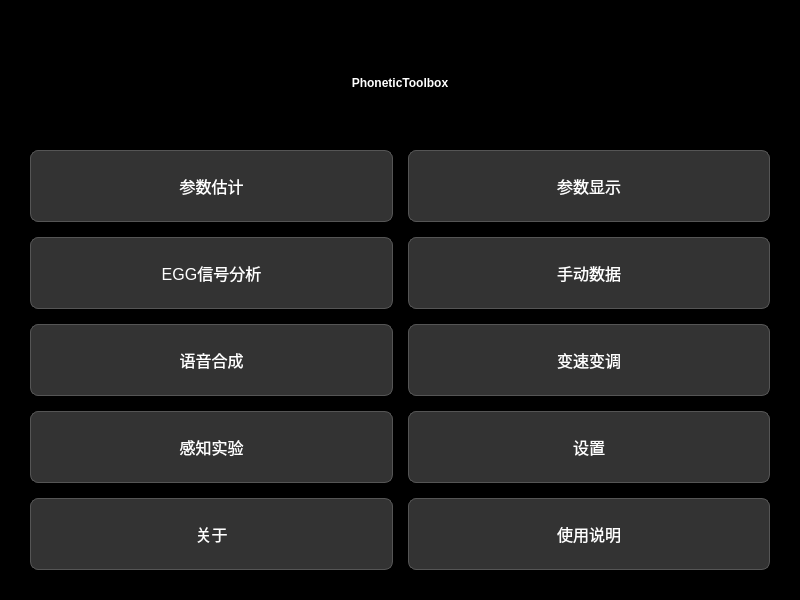
Before: the Qt Designer form views/ui_mainwindow.ui in Nephelium/PhoneticToolbox, drawn with Qt 5.
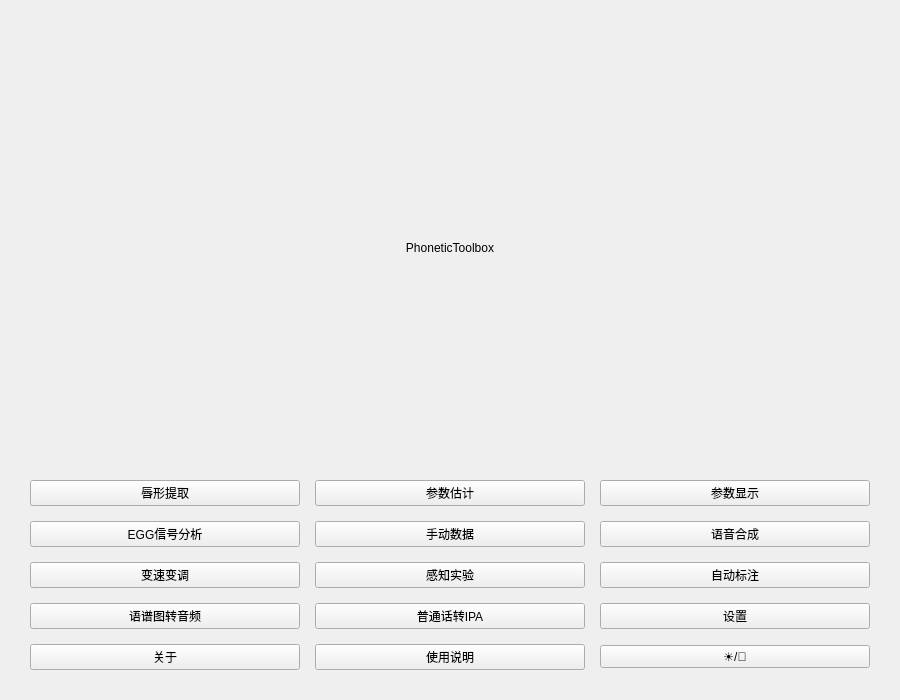
After: the same form once the commit is applied.

```diff
--- a/views/ui_mainwindow.ui
+++ b/views/ui_mainwindow.ui
@@ -6,47 +6,13 @@
    <rect>
     <x>0</x>
     <y>0</y>
-    <width>800</width>
-    <height>600</height>
+    <width>900</width>
+    <height>700</height>
    </rect>
   </property>
   <property name="windowTitle">
    <string>PhoneticToolbox</string>
   </property>
-  <property name="styleSheet">
-   <string notr="true">
-    QMainWindow {
-        background-color: #000000;
-        color: #ffffff;
-    }
-    QLabel#labelTitle {
-        font-family: "Consolas", "Courier New", monospace;
-        color: #ffffff;
-        font-weight: bold;
-        padding: 10px;
-    }
-    QPushButton {
-        background-color: #333333;
-        border: 1px solid #555555;
-        border-radius: 8px;
-        padding: 10px;
-        font-size: 16px;
-        font-family: "Microsoft YaHei", "Segoe UI", sans-serif;
-        min-height: 50px;
-        color: #ffffff;
-    }
-    QPushButton:hover {
-        background-color: #444444;
-        border-color: #888888;
-        color: #ffffff;
-    }
-    QPushButton:pressed {
-        background-color: #555555;
-        border-color: #aaaaaa;
-        color: #ffffff;
-    }
-   </string>
-  </property>
   <widget class="QWidget" name="centralwidget">
    <layout class="QGridLayout" name="gridLayout">
     <property name="verticalSpacing">
@@ -60,7 +26,7 @@
     </property>
 
     <!-- Row 0: Title -->
-    <item row="0" column="0" colspan="2">
+    <item row="0" column="0" colspan="3">
      <widget class="QLabel" name="labelTitle">
       <property name="text">
        <string>PhoneticToolbox</string>
@@ -73,13 +39,20 @@
 
     <!-- Row 1 -->
     <item row="1" column="0">
+     <widget class="QPushButton" name="buttonLipFeatureAnalysis">
+      <property name="text">
+       <string>唇形提取</string>
+      </property>
+     </widget>
+    </item>
+    <item row="1" column="1">
      <widget class="QPushButton" name="buttonParameterEstimation">
       <property name="text">
        <string>参数估计</string>
       </property>
      </widget>
     </item>
-    <item row="1" column="1">
+    <item row="1" column="2">
      <widget class="QPushButton" name="buttonParameterDisplay">
       <property name="text">
        <string>参数显示</string>
@@ -102,32 +75,53 @@
       </property>
      </widget>
     </item>
-
-    <!-- Row 3 -->
-    <item row="3" column="0">
+    <item row="2" column="2">
      <widget class="QPushButton" name="buttonSynthesisAudio">
       <property name="text">
        <string>语音合成</string>
       </property>
      </widget>
     </item>
-    <item row="3" column="1">
+
+    <!-- Row 3 -->
+    <item row="3" column="0">
      <widget class="QPushButton" name="buttonChangeF0">
       <property name="text">
        <string>变速变调</string>
       </property>
      </widget>
     </item>
-
-    <!-- Row 4 -->
-    <item row="4" column="0">
+    <item row="3" column="1">
      <widget class="QPushButton" name="buttonOutputToText">
       <property name="text">
        <string>感知实验</string>
       </property>
      </widget>
     </item>
+    <item row="3" column="2">
+     <widget class="QPushButton" name="buttonAutoAnnotation">
+      <property name="text">
+       <string>自动标注</string>
+      </property>
+     </widget>
+    </item>
+
+    <!-- Row 4 -->
+    <item row="4" column="0">
+     <widget class="QPushButton" name="buttonSpec2Wav">
+      <property name="text">
+       <string>语谱图转音频</string>
+      </property>
+     </widget>
+    </item>
     <item row="4" column="1">
+     <widget class="QPushButton" name="buttonIPAConverter">
+      <property name="text">
+       <string>普通话转IPA</string>
+      </property>
+     </widget>
+    </item>
+    <item row="4" column="2">
      <widget class="QPushButton" name="buttonSettings">
       <property name="text">
        <string>设置</string>
@@ -150,6 +144,16 @@
       </property>
      </widget>
     </item>
+    <item row="5" column="2">
+     <widget class="QPushButton" name="buttonTheme">
+      <property name="text">
+       <string>☀/🌙</string>
+      </property>
+      <property name="toolTip">
+       <string>切换深色/浅色模式</string>
+      </property>
+     </widget>
+    </item>
 
    </layout>
   </widget>
```
